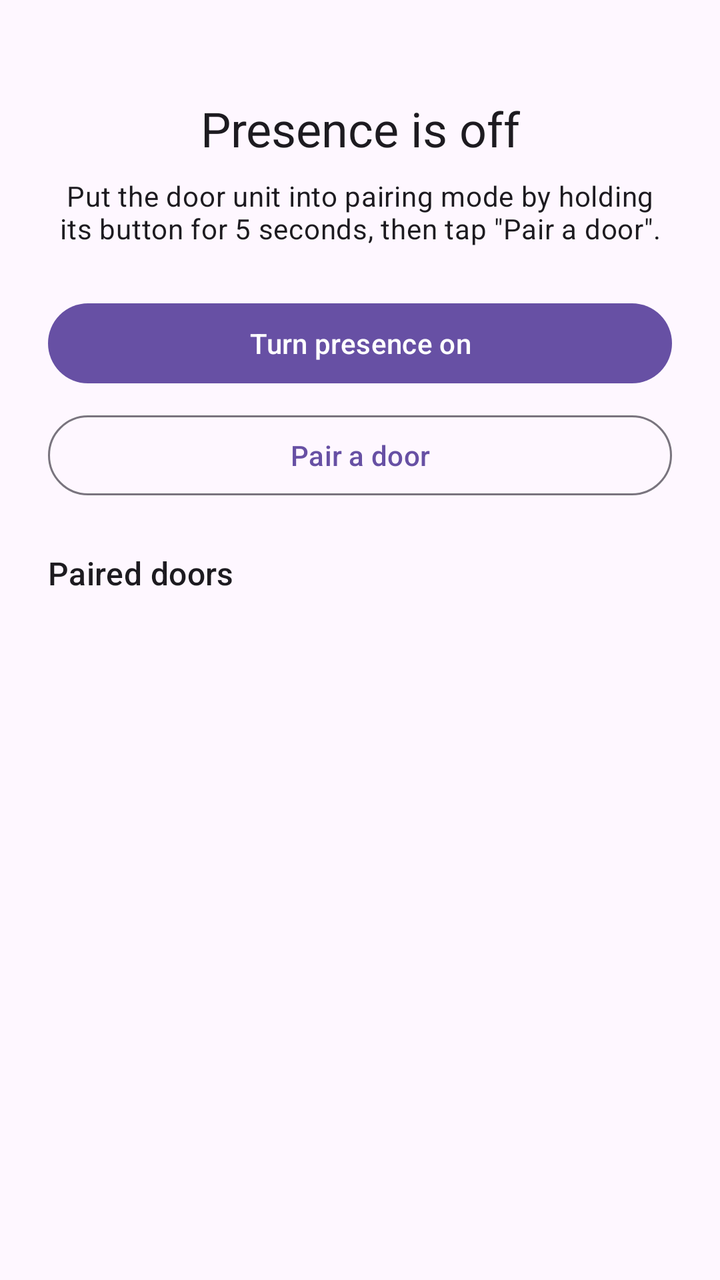
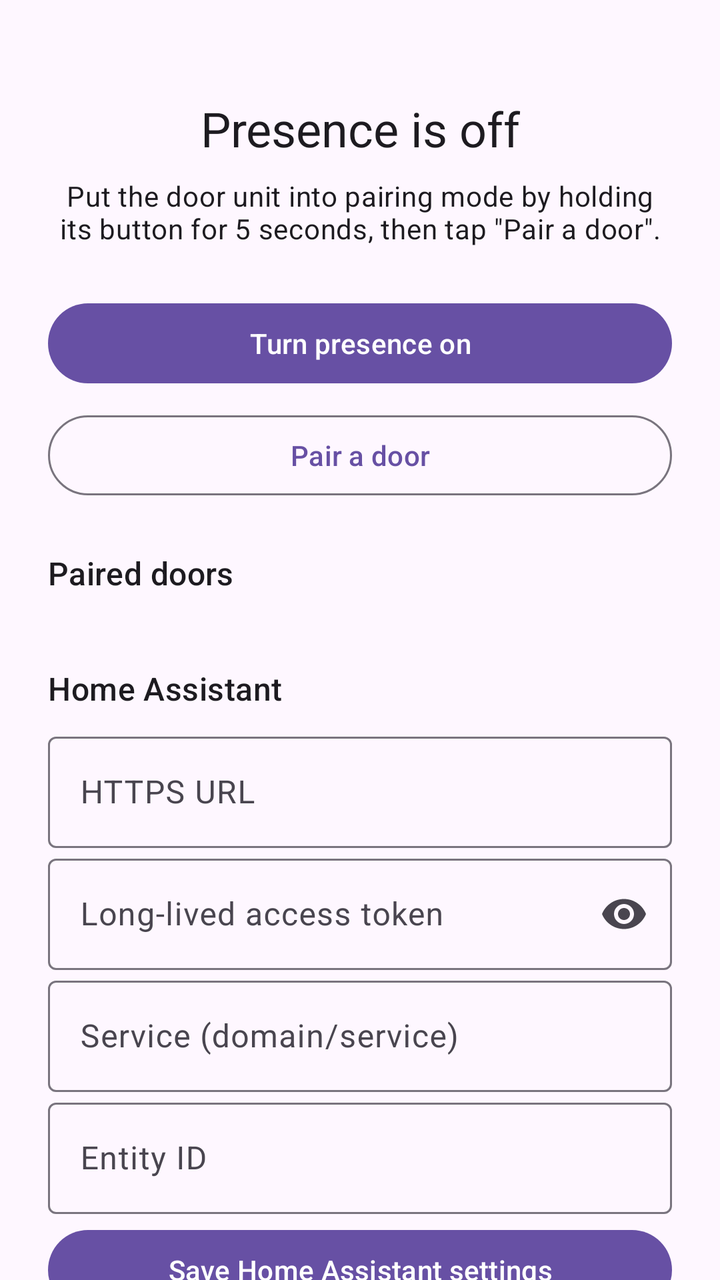

The first picture is an Android layout as it rendered before a commit; the second is the same layout after the commit. The layout source and the unified diff follow.
<!-- AndroidManifest.xml: application theme Theme.Smartkey -->
<!-- res/layout/fragment_status.xml -->
<?xml version="1.0" encoding="utf-8"?>
<androidx.core.widget.NestedScrollView xmlns:android="http://schemas.android.com/apk/res/android"
    xmlns:app="http://schemas.android.com/apk/res-auto"
    xmlns:tools="http://schemas.android.com/tools"
    android:layout_width="match_parent"
    android:layout_height="match_parent"
    tools:context=".StatusFragment">

    <LinearLayout
        android:layout_width="match_parent"
        android:layout_height="wrap_content"
        android:orientation="vertical"
        android:padding="24dp">

        <TextView
            android:id="@+id/status_text"
            android:layout_width="match_parent"
            android:layout_height="wrap_content"
            android:gravity="center"
            android:paddingTop="24dp"
            android:paddingBottom="8dp"
            android:text="@string/status_stopped"
            android:textAppearance="?attr/textAppearanceHeadlineSmall" />

        <TextView
            android:id="@+id/status_detail"
            android:layout_width="match_parent"
            android:layout_height="wrap_content"
            android:gravity="center"
            android:paddingBottom="24dp"
            android:text="@string/status_hint_no_doors"
            android:textAppearance="?attr/textAppearanceBodyMedium" />

        <com.google.android.material.button.MaterialButton
            android:id="@+id/presence_toggle"
            android:layout_width="match_parent"
            android:layout_height="wrap_content"
            android:layout_marginBottom="8dp"
            android:text="@string/presence_start" />

        <com.google.android.material.button.MaterialButton
            android:id="@+id/pair_button"
            style="@style/Widget.Material3.Button.OutlinedButton"
            android:layout_width="match_parent"
            android:layout_height="wrap_content"
            android:layout_marginBottom="24dp"
            android:text="@string/pair_new_door" />

        <TextView
            android:layout_width="match_parent"
            android:layout_height="wrap_content"
            android:paddingBottom="8dp"
            android:text="@string/paired_doors"
            android:textAppearance="?attr/textAppearanceTitleMedium" />

        <LinearLayout
            android:id="@+id/door_list"
            android:layout_width="match_parent"
            android:layout_height="wrap_content"
            android:orientation="vertical" />
    </LinearLayout>
</androidx.core.widget.NestedScrollView>
<!-- resources referenced by this layout -->
<resources>
  <string name="pair_new_door">Pair a door</string>
  <string name="paired_doors">Paired doors</string>
  <string name="presence_start">Turn presence on</string>
  <string name="status_hint_no_doors">Put the door unit into pairing mode by holding its button for 5 seconds, then tap \"Pair a door\".</string>
  <string name="status_stopped">Presence is off</string>
  <style name="Theme.Smartkey" parent="Base.Theme.Smartkey" />
  <style name="Base.Theme.Smartkey" parent="Theme.Material3.DayNight.NoActionBar">
          
          
      </style>
</resources>

<!-- the commit's change to res/layout/fragment_status.xml (unified diff, before → after) -->
@@ -58,5 +58,74 @@
             android:layout_width="match_parent"
             android:layout_height="wrap_content"
             android:orientation="vertical" />
+
+        <TextView
+            android:layout_width="match_parent"
+            android:layout_height="wrap_content"
+            android:layout_marginTop="28dp"
+            android:paddingBottom="8dp"
+            android:text="@string/home_assistant_title"
+            android:textAppearance="?attr/textAppearanceTitleMedium" />
+
+        <com.google.android.material.textfield.TextInputLayout
+            android:layout_width="match_parent"
+            android:layout_height="wrap_content"
+            android:hint="@string/home_assistant_url_hint"
+            app:boxBackgroundMode="outline">
+
+            <com.google.android.material.textfield.TextInputEditText
+                android:id="@+id/home_assistant_url"
+                android:layout_width="match_parent"
+                android:layout_height="wrap_content"
+                android:inputType="textUri" />
+        </com.google.android.material.textfield.TextInputLayout>
+
+        <com.google.android.material.textfield.TextInputLayout
+            android:layout_width="match_parent"
+            android:layout_height="wrap_content"
+            android:hint="@string/home_assistant_token_hint"
+            app:boxBackgroundMode="outline"
+            app:endIconMode="password_toggle">
+
+            <com.google.android.material.textfield.TextInputEditText
+                android:id="@+id/home_assistant_token"
+                android:layout_width="match_parent"
+                android:layout_height="wrap_content"
+                android:inputType="textPassword" />
+        </com.google.android.material.textfield.TextInputLayout>
+
+        <com.google.android.material.textfield.TextInputLayout
+            android:layout_width="match_parent"
+            android:layout_height="wrap_content"
+            android:hint="@string/home_assistant_service_hint"
+            app:boxBackgroundMode="outline">
+
+            <com.google.android.material.textfield.TextInputEditText
+                android:id="@+id/home_assistant_service"
+                android:layout_width="match_parent"
+                android:layout_height="wrap_content"
+                android:inputType="textNoSuggestions" />
+        </com.google.android.material.textfield.TextInputLayout>
+
+        <com.google.android.material.textfield.TextInputLayout
+            android:layout_width="match_parent"
+            android:layout_height="wrap_content"
+            android:hint="@string/home_assistant_entity_hint"
+            app:boxBackgroundMode="outline">
+
+            <com.google.android.material.textfield.TextInputEditText
+                android:id="@+id/home_assistant_entity"
+                android:layout_width="match_parent"
+                android:layout_height="wrap_content"
+                android:inputType="textNoSuggestions" />
+        </com.google.android.material.textfield.TextInputLayout>
+
+        <com.google.android.material.button.MaterialButton
+            android:id="@+id/home_assistant_save"
+            android:layout_width="match_parent"
+            android:layout_height="wrap_content"
+            android:layout_marginTop="4dp"
+            android:layout_marginBottom="24dp"
+            android:text="@string/home_assistant_save" />
     </LinearLayout>
 </androidx.core.widget.NestedScrollView>
<!-- resource entries referenced after the edit -->
@@ -1,5 +1,11 @@
 <!-- resources referenced by this layout -->
 <resources>
+  <string name="home_assistant_entity_hint">Entity ID</string>
+  <string name="home_assistant_save">Save Home Assistant settings</string>
+  <string name="home_assistant_service_hint">Service (domain/service)</string>
+  <string name="home_assistant_title">Home Assistant</string>
+  <string name="home_assistant_token_hint">Long-lived access token</string>
+  <string name="home_assistant_url_hint">HTTPS URL</string>
   <string name="pair_new_door">Pair a door</string>
   <string name="paired_doors">Paired doors</string>
   <string name="presence_start">Turn presence on</string>
